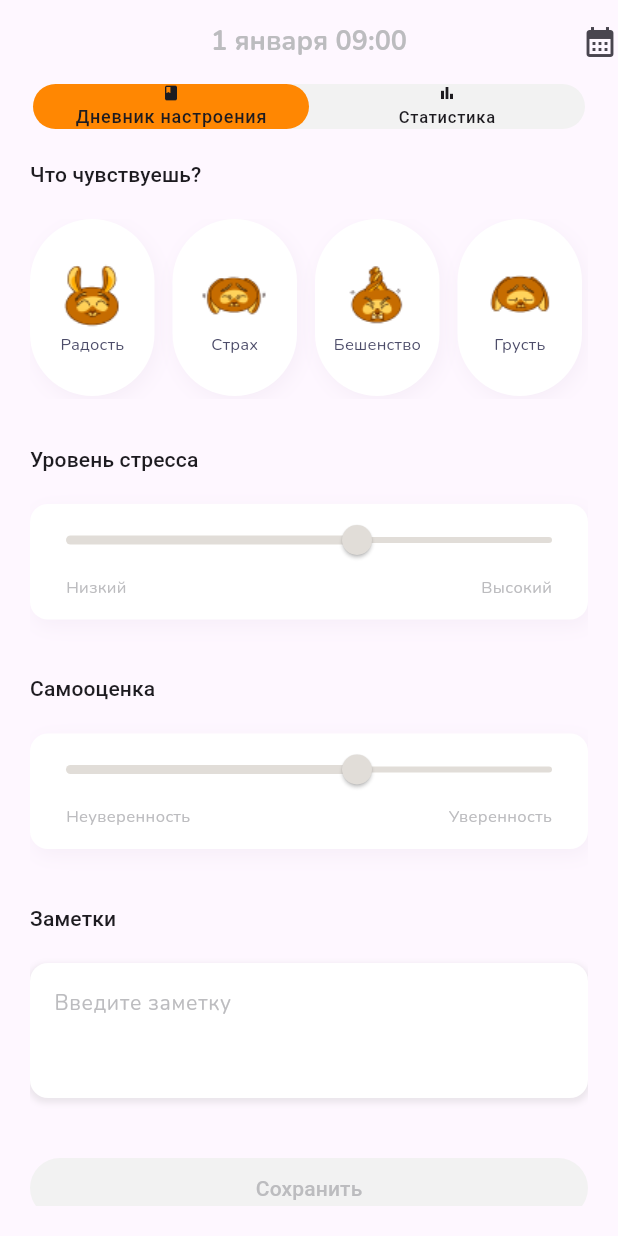
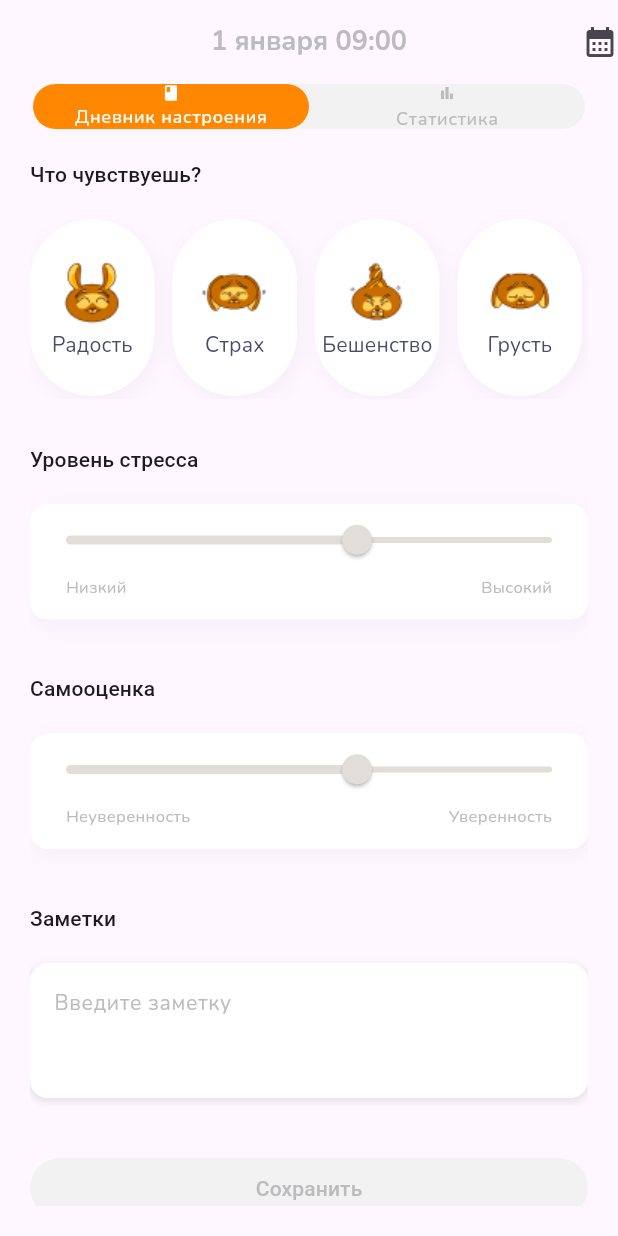
Before and after one commit to gabralava/tz, a Flutter app: the screen it shows after launch, on a phone screen of 412 x 824 dp. Run offline on Flutter 3.47's test engine with Material 3 defaults, Android fonts, the phone set to English and light mode, and no system bars.

Commit message:
Изменения в теме текстов

```diff
--- a/lib/theme/text_theme.dart
+++ b/lib/theme/text_theme.dart
@@ -1,10 +1,15 @@
 import 'package:flutter/material.dart';
+
+// TODO: Переделать все в RGBO
 
 class TextThemeStyle {
   static TextTheme light = const TextTheme(
-    headlineLarge: TextStyle(fontSize: 18, fontWeight: FontWeight.w700, color: Color.fromARGB(255, 188, 188, 191), fontFamily: 'Nunito'),
+    headlineLarge: TextStyle(fontSize: 18, fontWeight: FontWeight.w700, color: Color.fromRGBO(188, 188, 191, 1), fontFamily: 'Nunito'),
+    labelMedium: TextStyle(fontSize: 12, fontWeight: FontWeight.w500, color: Color.fromRGBO(255, 255, 255, 1), fontFamily: 'Nunito'),
+    labelSmall: TextStyle(fontSize: 12, fontWeight: FontWeight.w500, color: Color.fromRGBO(188, 188, 191, 1), fontFamily: 'Nunito'),
     titleLarge: TextStyle(fontSize: 16, fontWeight: FontWeight.w800, color: Color.fromARGB(255, 76, 76, 105), fontFamily: 'Nunito'),
-    titleMedium: TextStyle(fontSize: 11, fontWeight: FontWeight.w400, color: Color.fromARGB(255, 76, 76, 105), fontFamily: 'Nunito'),
+    titleMedium: TextStyle(fontSize: 14, fontWeight: FontWeight.w400, color: Color.fromARGB(255, 76, 76, 105), fontFamily: 'Nunito'),
+    titleSmall: TextStyle(fontSize: 11, fontWeight: FontWeight.w400, color: Color.fromARGB(255, 76, 76, 105), fontFamily: 'Nunito'),
     bodyLarge: TextStyle(fontSize: 14, fontWeight: FontWeight.w400, color: Color.fromARGB(255, 188, 188, 191), fontFamily: 'Nunito'),
     bodyMedium: TextStyle(fontSize: 11, fontWeight: FontWeight.w400, color: Color.fromARGB(255, 188, 188, 191), fontFamily: 'Nunito'),
   );
```
